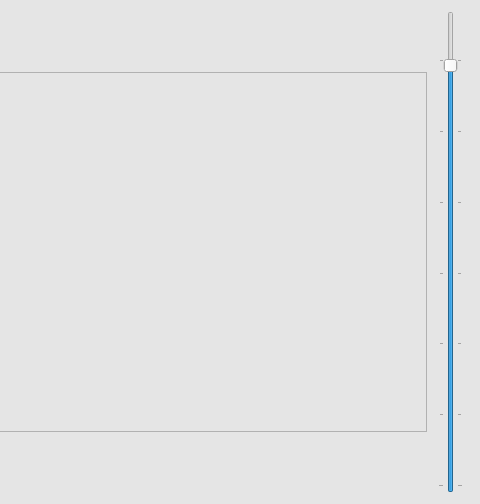
Before: the Qt Designer form face-detector-elab/HDg.ui in torch/demos, drawn with Qt 5; both pictures show x 229 to 709 and y 0 to 504 of the 709 by 504 pixel window.
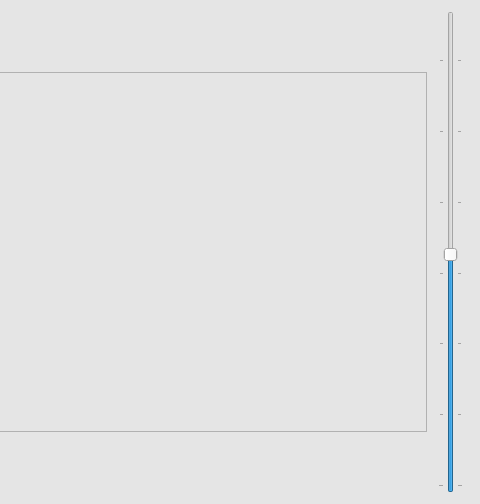
After: the same form once the commit is applied.

Diff of the .ui file:
```diff
--- a/face-detector-elab/HDg.ui
+++ b/face-detector-elab/HDg.ui
@@ -157,7 +157,7 @@
         <number>5</number>
        </property>
        <property name="value">
-        <number>90</number>
+        <number>50</number>
        </property>
        <property name="orientation">
         <enum>Qt::Vertical</enum>
```
